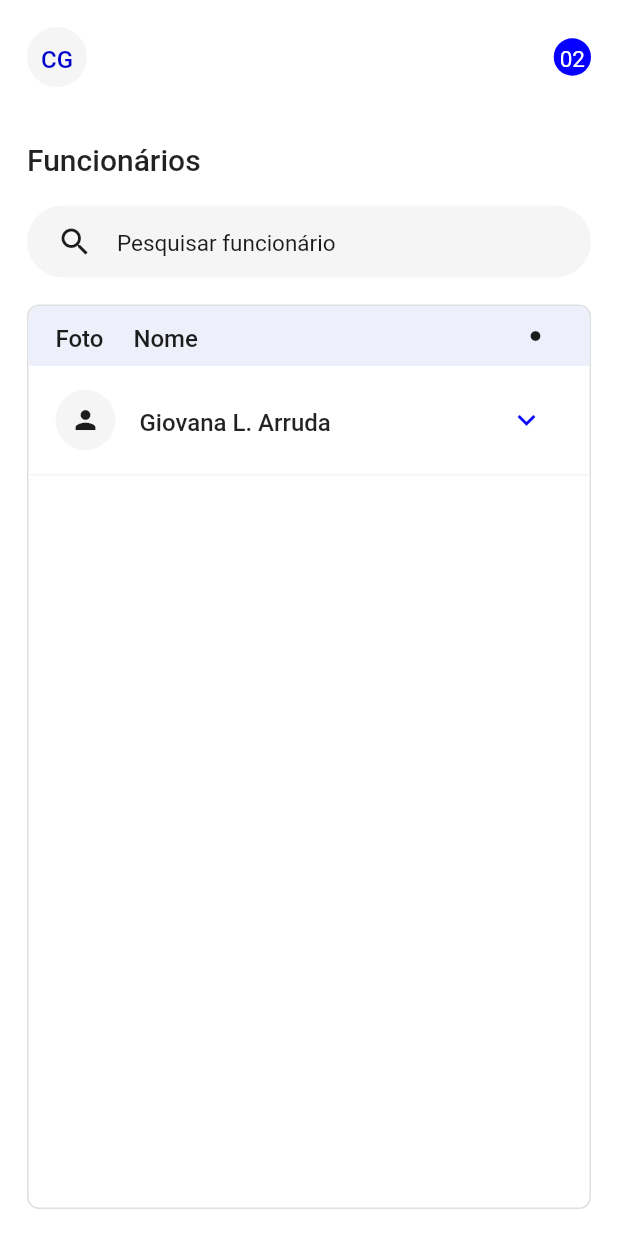
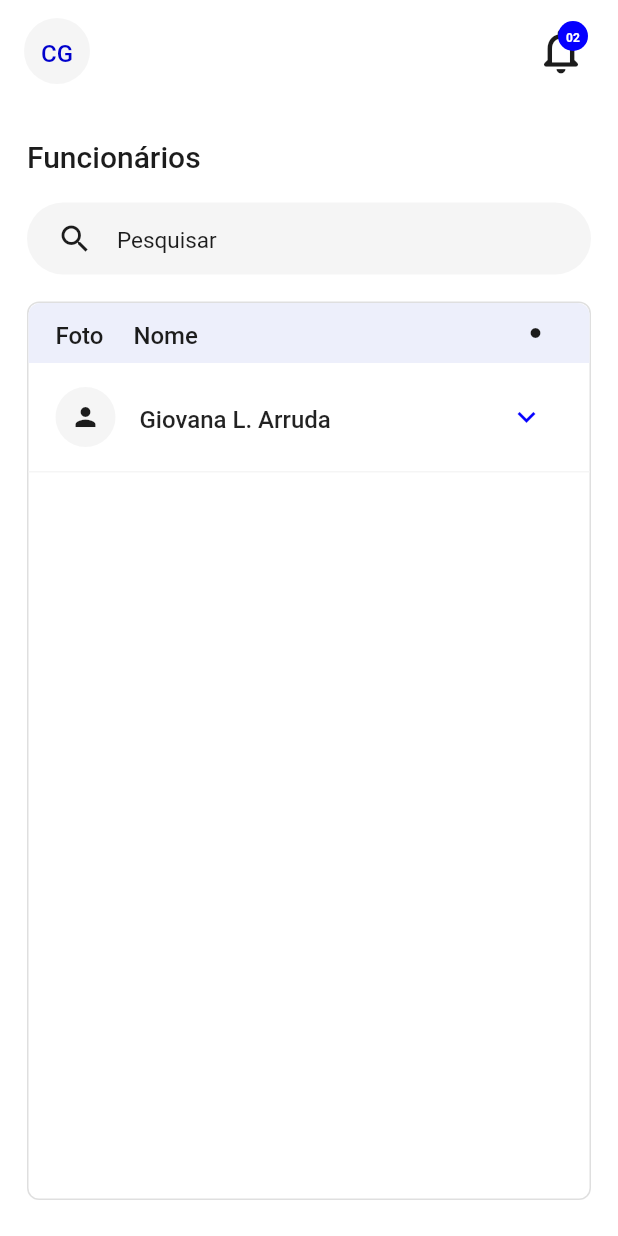
Before and after one commit to Barba2k2/be_talent_challeng_app, a Flutter app: the screen it shows after launch, on a phone screen of 412 x 824 dp. Run offline on Flutter 3.47's test engine with Material 3 defaults, Android fonts, the light colour scheme and no system bars; Roboto replaces fonts that are missing (Helvetica).

Commit message:
refactor(home-screen): Update home screen layout and styling

```diff
--- a/lib/src/screens/home/home_screen.dart
+++ b/lib/src/screens/home/home_screen.dart
@@ -8,47 +8,80 @@ class EmployeesScreen extends StatelessWidget {
 
   @override
   Widget build(BuildContext context) {
-    return Scaffold(
+    return SafeArea(
+      child: Scaffold(
         backgroundColor: ColorsDS.white,
-      body: SafeArea(
-        child: Column(
-          children: [
-            Padding(
-              padding: const EdgeInsets.all(SpacingDS.md),
-              child: Row(
-                mainAxisAlignment: MainAxisAlignment.spaceBetween,
-                children: [
-                  CircleAvatar(
+        appBar: AppBarDS(
+          leading: CircleAvatar(
+            radius: 22,
             backgroundColor: ColorsDS.gray05,
             child: Text(
               'CG',
               style: TypographyDS.h2,
             ),
           ),
-                  Container(
-                    padding: const EdgeInsets.all(SpacingDS.xs),
+          actions: [
+            Padding(
+              padding: const EdgeInsets.symmetric(horizontal: SpacingDS.lg),
+              child: Stack(
+                alignment: Alignment.center,
+                children: [
+                  Icon(
+                    Icons.notifications_none_rounded,
+                    color: ColorsDS.black,
+                    size: 36,
+                  ),
+                  Positioned(
+                    right: 0,
+                    top: 14,
+                    child: Container(
+                      width: 20,
+                      height: 20,
                       decoration: const BoxDecoration(
                         color: ColorsDS.primary,
                         shape: BoxShape.circle,
                       ),
+                      child: Center(
                         child: Text(
                           '02',
-                      style: TypographyDS.h3.copyWith(color: ColorsDS.white),
+                          textAlign: TextAlign.center,
+                          style: TypographyDS.h3.copyWith(
+                            color: ColorsDS.white,
+                            fontSize: 8,
+                            fontWeight: FontWeight.w700,
+                          ),
+                        ),
+                      ),
                     ),
                   ),
                 ],
               ),
             ),
-            Expanded(
-              child: Padding(
-                padding: const EdgeInsets.all(SpacingDS.md),
+          ],
+        ),
+        body: Padding(
+          padding: const EdgeInsets.symmetric(
+            horizontal: SpacingDS.md,
+            vertical: SpacingDS.xl,
+          ),
           child: Column(
             crossAxisAlignment: CrossAxisAlignment.start,
             children: [
-                    const Text('Funcionários', style: TypographyDS.h1),
-                    const SizedBox(height: SpacingDS.md),
-                    const SearchInputDS(hint: 'Pesquisar funcionário'),
-                    const SizedBox(height: SpacingDS.md),
+              Text(
+                'Funcionários',
+                style: TypographyDS.h1.copyWith(
+                  color: ColorsDS.black,
+                ),
+              ),
+              const SizedBox(
+                height: SpacingDS.md,
+              ),
+              const SearchInputDS(
+                hint: 'Pesquisar',
+              ),
+              const SizedBox(
+                height: SpacingDS.md,
+              ),
               Expanded(
                 child: EmployeesList(),
               ),
@@ -56,9 +89,6 @@ class EmployeesScreen extends StatelessWidget {
           ),
         ),
       ),
-          ],
-        ),
-      ),
     );
   }
 }
```
Lines whose indentation alone changed are shown as unchanged.
